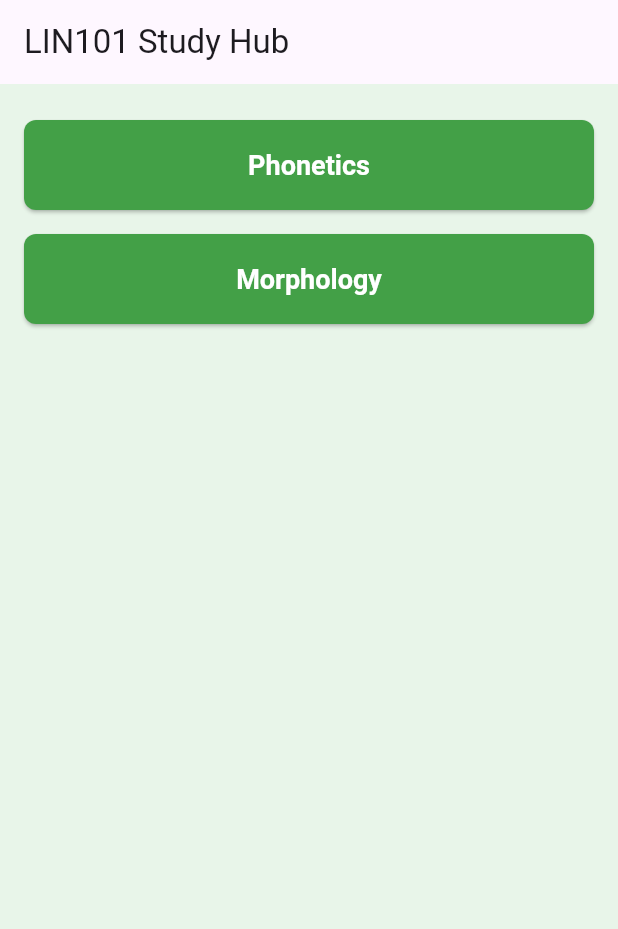
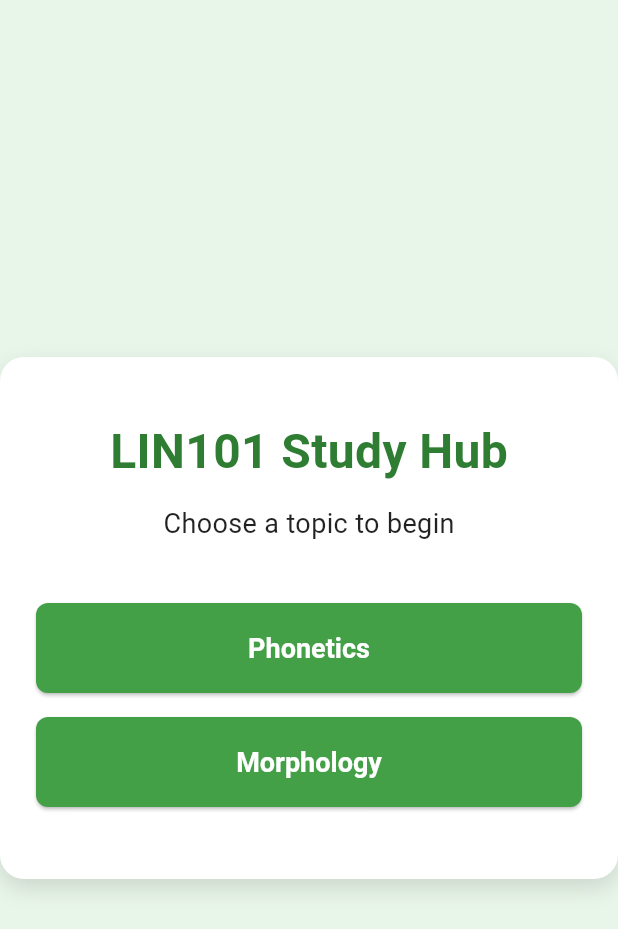
Before and after one commit to BhuvanK123/LIN101-Study-Hub, a Flutter app: the screen it shows after launch, on a phone screen of 412 x 824 dp. Shown: the top 929 px of the screen. Run offline on Flutter 3.47's test engine with Material 3 defaults, Android fonts, the phone set to English and light mode, and no system bars.

Commit message:
updated homepage ui

```diff
--- a/lib/homepage.dart
+++ b/lib/homepage.dart
@@ -11,11 +11,42 @@ class HomePage extends StatelessWidget {
   @override
   Widget build(BuildContext context) {
     return Scaffold(
-      appBar: AppBar(title: Text('LIN101 Study Hub')),
-      body: Padding(
-        padding: const EdgeInsets.all(16),
+      body: Center(
+        child: Container(
+          constraints: const BoxConstraints(maxWidth: 500),
+          padding: const EdgeInsets.symmetric(horizontal: 24, vertical: 40),
+          decoration: BoxDecoration(
+            color: Colors.white,
+            borderRadius: BorderRadius.circular(16),
+            boxShadow: [
+              BoxShadow(
+                color: Colors.black12,
+                blurRadius: 12,
+                offset: const Offset(0, 6),
+              ),
+            ],
+          ),
           child: Column(
-          children: features.map((feature) {
+            mainAxisSize: MainAxisSize.min,
+            children: [
+              const Text(
+                'LIN101 Study Hub',
+                style: TextStyle(
+                  fontSize: 32,
+                  fontWeight: FontWeight.bold,
+                  color: Color(0xFF2E7D32),
+                ),
+              ),
+              const SizedBox(height: 12),
+              const Text(
+                'Choose a topic to begin',
+                style: TextStyle(
+                  fontSize: 18,
+                  color: Colors.black87,
+                ),
+              ),
+              const SizedBox(height: 32),
+              ...features.map((feature) {
                 return Padding(
                   padding: const EdgeInsets.symmetric(vertical: 8.0),
                   child: ElevatedButton(
@@ -26,8 +57,10 @@ class HomePage extends StatelessWidget {
                   ),
                 );
               }).toList(),
+            ],
           ),
-      )
+        ),
+      ),
     );
   }
 }
```
Also changed, not shown: 5 other files. Lines whose indentation alone changed are shown as unchanged.
